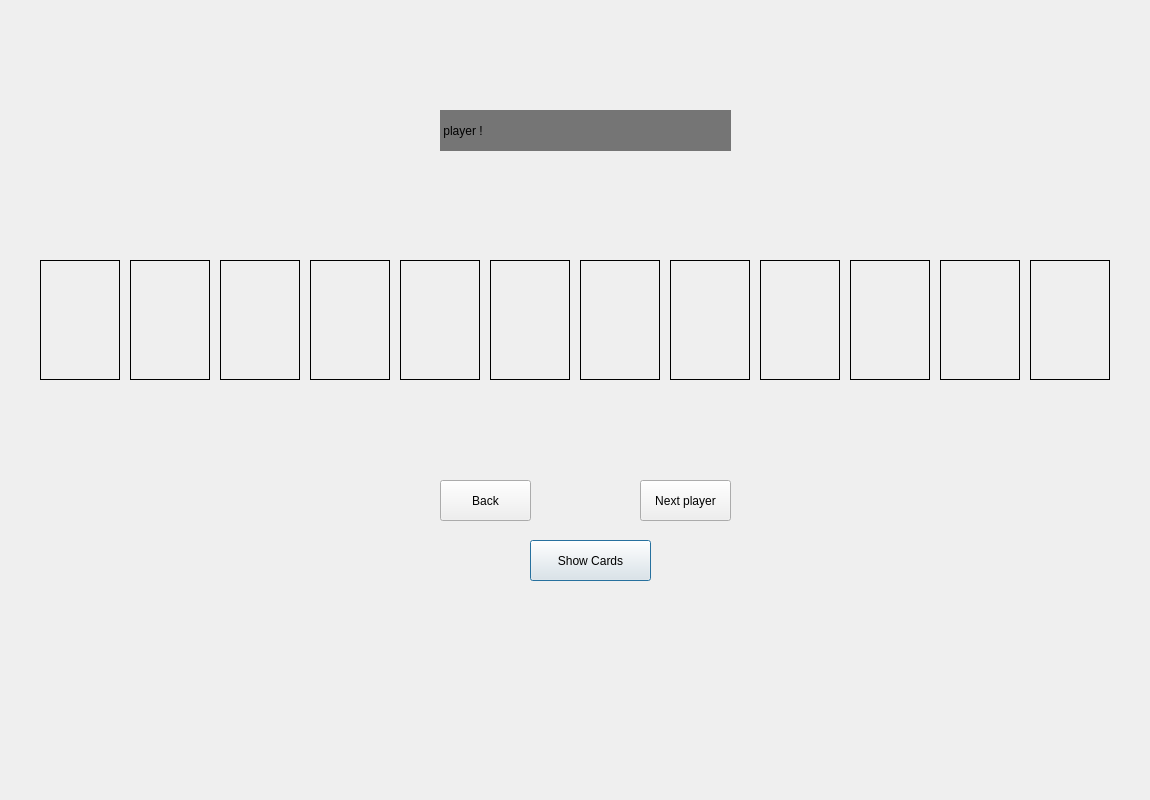
Above: showcards.ui from Matin0789/Condottiere- before the change. Below: the same form after it.
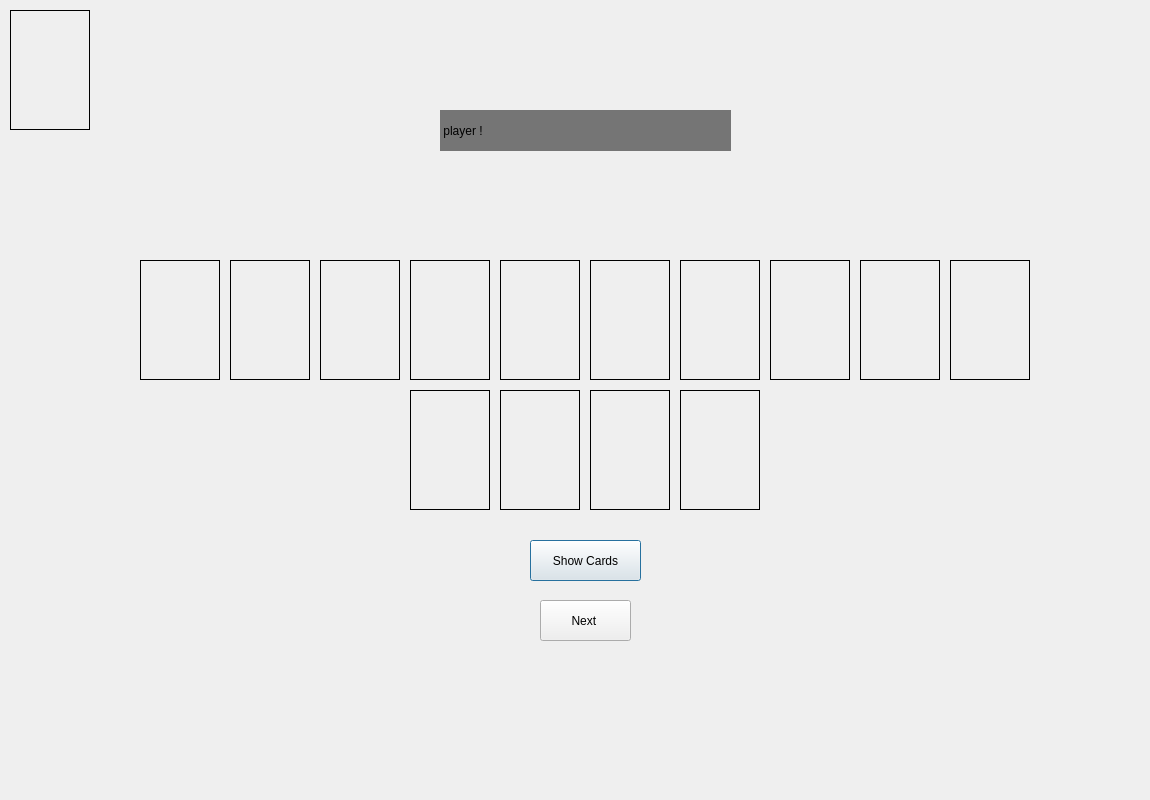
That is the form after the change. Icons and pictures are not drawn.

What changed in the file:
```diff
--- a/showcards.ui
+++ b/showcards.ui
@@ -21,7 +21,7 @@
     <rect>
      <x>530</x>
      <y>540</y>
-     <width>121</width>
+     <width>111</width>
      <height>41</height>
     </rect>
    </property>
@@ -60,8 +60,8 @@
   <widget class="QPushButton" name="btn_Nplayer">
    <property name="geometry">
     <rect>
-     <x>640</x>
-     <y>480</y>
+     <x>540</x>
+     <y>600</y>
      <width>91</width>
      <height>41</height>
     </rect>
@@ -95,7 +95,7 @@
 }</string>
    </property>
    <property name="text">
-    <string>Next player</string>
+    <string>Next </string>
    </property>
   </widget>
   <widget class="QLabel" name="label">
@@ -145,7 +145,7 @@
      <x>60</x>
      <y>300</y>
      <width>1031</width>
-     <height>101</height>
+     <height>111</height>
     </rect>
    </property>
    <property name="cursor">
@@ -153,6 +153,7 @@
    </property>
    <property name="styleSheet">
     <string notr="true">color: rgb(255, 255, 255);
+color: rgb(170, 85, 0);
 background-image: url(:/Description/Graphics/photos/blue.jpg);</string>
    </property>
    <property name="text">
@@ -162,7 +163,7 @@
   <widget class="QLabel" name="lb_card_1">
    <property name="geometry">
     <rect>
-     <x>40</x>
+     <x>140</x>
      <y>260</y>
      <width>80</width>
      <height>120</height>
@@ -184,7 +185,7 @@
   <widget class="QLabel" name="lb_card_2">
    <property name="geometry">
     <rect>
-     <x>130</x>
+     <x>230</x>
      <y>260</y>
      <width>80</width>
      <height>120</height>
@@ -206,7 +207,7 @@
   <widget class="QLabel" name="lb_card_3">
    <property name="geometry">
     <rect>
-     <x>220</x>
+     <x>320</x>
      <y>260</y>
      <width>80</width>
      <height>120</height>
@@ -228,7 +229,7 @@
   <widget class="QLabel" name="lb_card_4">
    <property name="geometry">
     <rect>
-     <x>310</x>
+     <x>410</x>
      <y>260</y>
      <width>80</width>
      <height>120</height>
@@ -250,7 +251,7 @@
   <widget class="QLabel" name="lb_card_5">
    <property name="geometry">
     <rect>
-     <x>400</x>
+     <x>500</x>
      <y>260</y>
      <width>80</width>
      <height>120</height>
@@ -272,7 +273,7 @@
   <widget class="QLabel" name="lb_card_6">
    <property name="geometry">
     <rect>
-     <x>490</x>
+     <x>590</x>
      <y>260</y>
      <width>80</width>
      <height>120</height>
@@ -294,7 +295,7 @@
   <widget class="QLabel" name="lb_card_7">
    <property name="geometry">
     <rect>
-     <x>580</x>
+     <x>680</x>
      <y>260</y>
      <width>80</width>
      <height>120</height>
@@ -316,7 +317,7 @@
   <widget class="QLabel" name="lb_card_8">
    <property name="geometry">
     <rect>
-     <x>670</x>
+     <x>770</x>
      <y>260</y>
      <width>80</width>
      <height>120</height>
@@ -338,7 +339,7 @@
   <widget class="QLabel" name="lb_card_9">
    <property name="geometry">
     <rect>
-     <x>760</x>
+     <x>860</x>
      <y>260</y>
      <width>80</width>
      <height>120</height>
@@ -360,7 +361,7 @@
   <widget class="QLabel" name="lb_card_10">
    <property name="geometry">
     <rect>
-     <x>850</x>
+     <x>950</x>
      <y>260</y>
      <width>80</width>
      <height>120</height>
@@ -382,8 +383,8 @@
   <widget class="QLabel" name="lb_card_11">
    <property name="geometry">
     <rect>
-     <x>940</x>
-     <y>260</y>
+     <x>410</x>
+     <y>390</y>
      <width>80</width>
      <height>120</height>
     </rect>
@@ -404,8 +405,8 @@
   <widget class="QLabel" name="lb_card_12">
    <property name="geometry">
     <rect>
-     <x>1030</x>
-     <y>260</y>
+     <x>500</x>
+     <y>390</y>
      <width>80</width>
      <height>120</height>
     </rect>
@@ -423,45 +424,70 @@
     <string/>
    </property>
   </widget>
-  <widget class="QPushButton" name="btn_back">
+  <widget class="QLabel" name="lb_card_13">
    <property name="geometry">
     <rect>
-     <x>440</x>
-     <y>480</y>
-     <width>91</width>
-     <height>41</height>
+     <x>590</x>
+     <y>390</y>
+     <width>80</width>
+     <height>120</height>
     </rect>
    </property>
    <property name="cursor">
     <cursorShape>ClosedHandCursor</cursorShape>
    </property>
    <property name="styleSheet">
-    <string notr="true">
-QPushButton
-{
-	color : black ;
-	background-color : ;
-	font: 700 10pt &quot;Segoe Print&quot;;
-	border-image: 30px ;
-}
-
-QPushButton : Hover
-{
-	background-color : ;
-    border-radius : 40px ;
-	border-image: 10px ;
-}
-
-QPushButton : pressed
-{
-	background-color :black ;
-	color : white ;
-	border-image: url(:/Description/Graphics/photos/blue.jpg);
-
-}</string>
+    <string notr="true">border-image: url(:/Description/Graphics/Assets/zard/Back.png);</string>
    </property>
+   <property name="frameShape">
+    <enum>QFrame::Box</enum>
+   </property>
    <property name="text">
-    <string>Back</string>
+    <string/>
+   </property>
+  </widget>
+  <widget class="QLabel" name="lb_card_14">
+   <property name="geometry">
+    <rect>
+     <x>680</x>
+     <y>390</y>
+     <width>80</width>
+     <height>120</height>
+    </rect>
+   </property>
+   <property name="cursor">
+    <cursorShape>PointingHandCursor</cursorShape>
+   </property>
+   <property name="styleSheet">
+    <string notr="true">border-image: url(:/Description/Graphics/Assets/zard/Back.png);</string>
+   </property>
+   <property name="frameShape">
+    <enum>QFrame::Box</enum>
+   </property>
+   <property name="text">
+    <string/>
+   </property>
+  </widget>
+  <widget class="QLabel" name="lb_card_15">
+   <property name="geometry">
+    <rect>
+     <x>10</x>
+     <y>10</y>
+     <width>80</width>
+     <height>120</height>
+    </rect>
+   </property>
+   <property name="cursor">
+    <cursorShape>PointingHandCursor</cursorShape>
+   </property>
+   <property name="styleSheet">
+    <string notr="true">border-image: url(:/Description/Graphics/Assets/zard/Back.png);</string>
+   </property>
+   <property name="frameShape">
+    <enum>QFrame::Box</enum>
+   </property>
+   <property name="text">
+    <string/>
    </property>
   </widget>
   <zorder>label</zorder>
```
Left out of the diff: 35 changed lines with no effect on the pictures.
